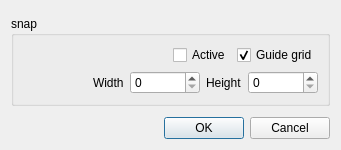
This is Contents/scripts/sishelf/gui/shelf_option.ui in mochio326/SiShelf as Qt 5 draws it before an edit. The edited form follows.
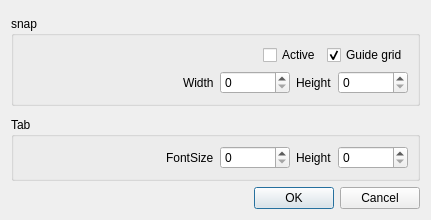
This is the edited form.

The edit to the form file:
```diff
--- a/Contents/scripts/sishelf/gui/shelf_option.ui
+++ b/Contents/scripts/sishelf/gui/shelf_option.ui
@@ -6,8 +6,8 @@
    <rect>
     <x>0</x>
     <y>0</y>
-    <width>341</width>
-    <height>141</height>
+    <width>431</width>
+    <height>201</height>
    </rect>
   </property>
   <property name="minimumSize">
@@ -20,13 +20,6 @@
    <string>Form</string>
   </property>
   <layout class="QGridLayout" name="gridLayout">
-   <item row="1" column="0">
-    <widget class="QDialogButtonBox" name="buttonbox">
-     <property name="standardButtons">
-      <set>QDialogButtonBox::Cancel|QDialogButtonBox::Ok</set>
-     </property>
-    </widget>
-   </item>
    <item row="0" column="0">
     <layout class="QVBoxLayout" name="verticalLayout_5">
      <property name="topMargin">
@@ -177,6 +170,91 @@
      </item>
     </layout>
    </item>
+   <item row="2" column="0">
+    <widget class="QDialogButtonBox" name="buttonbox">
+     <property name="standardButtons">
+      <set>QDialogButtonBox::Cancel|QDialogButtonBox::Ok</set>
+     </property>
+    </widget>
+   </item>
+   <item row="1" column="0">
+    <widget class="QGroupBox" name="groupBox">
+     <property name="title">
+      <string>Tab</string>
+     </property>
+     <layout class="QGridLayout" name="gridLayout_2">
+      <item row="0" column="0">
+       <layout class="QHBoxLayout" name="horizontalLayout_6">
+        <property name="sizeConstraint">
+         <enum>QLayout::SetDefaultConstraint</enum>
+        </property>
+        <property name="topMargin">
+         <number>0</number>
+        </property>
+        <item>
+         <spacer name="horizontalSpacer_6">
+          <property name="orientation">
+           <enum>Qt::Horizontal</enum>
+          </property>
+          <property name="sizeHint" stdset="0">
+           <size>
+            <width>40</width>
+            <height>20</height>
+           </size>
+          </property>
+         </spacer>
+        </item>
+        <item>
+         <widget class="QLabel" name="label_8">
+          <property name="text">
+           <string>FontSize</string>
+          </property>
+         </widget>
+        </item>
+        <item>
+         <widget class="QSpinBox" name="spinbox_tab_label_size">
+          <property name="minimumSize">
+           <size>
+            <width>70</width>
+            <height>0</height>
+           </size>
+          </property>
+          <property name="maximumSize">
+           <size>
+            <width>16777215</width>
+            <height>16777215</height>
+           </size>
+          </property>
+          <property name="maximum">
+           <number>9999</number>
+          </property>
+         </widget>
+        </item>
+        <item>
+         <widget class="QLabel" name="label_9">
+          <property name="text">
+           <string>Height</string>
+          </property>
+         </widget>
+        </item>
+        <item>
+         <widget class="QSpinBox" name="spinbox_tab_height">
+          <property name="minimumSize">
+           <size>
+            <width>70</width>
+            <height>0</height>
+           </size>
+          </property>
+          <property name="maximum">
+           <number>9999</number>
+          </property>
+         </widget>
+        </item>
+       </layout>
+      </item>
+     </layout>
+    </widget>
+   </item>
   </layout>
  </widget>
  <resources/>
```
